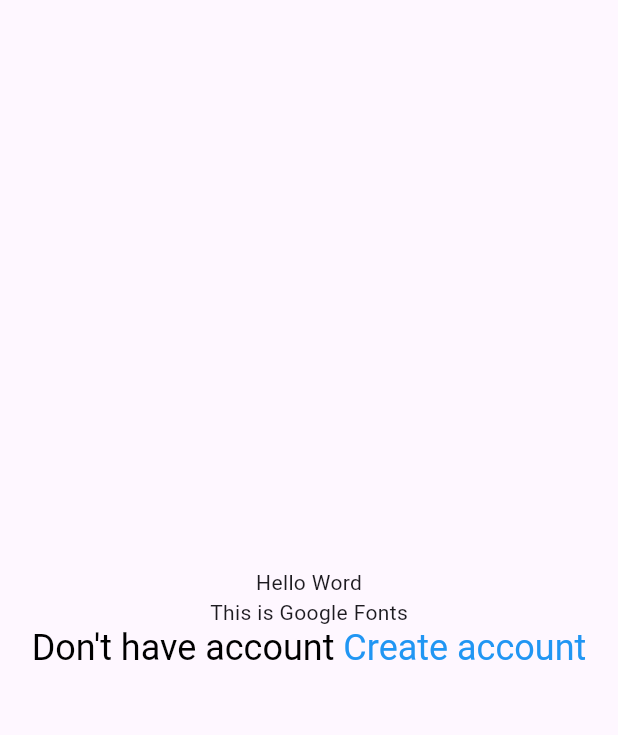
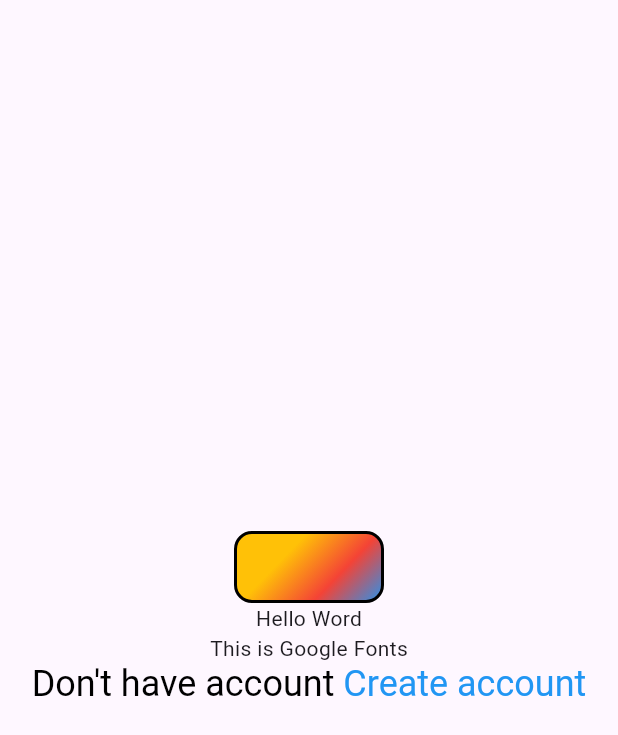
Before and after one commit to PhamSonUIT/Flutter, a Flutter app: the screen it shows after launch, on a phone screen of 412 x 824 dp. Shown: the top 735 px of the screen. Run offline on Flutter 3.47's test engine with Material 3 defaults, Android fonts, the phone set to English and light mode, and no system bars; our stand-ins replace google_fonts.

Commit message:
container, open link

```diff
--- a/flutter_widget/lib/main.dart
+++ b/flutter_widget/lib/main.dart
@@ -30,9 +30,26 @@ class MyApp extends StatelessWidget {
     return MaterialApp(
       home: Scaffold(
         body: Center(
+
           child: Column(
             mainAxisAlignment: MainAxisAlignment.center,
             children: [
+              DecoratedBox(
+                decoration: BoxDecoration(
+                  gradient: LinearGradient(
+                    colors: [Colors.amber, Colors.red, Colors.blue],
+                    begin: Alignment.topCenter,
+                    end: Alignment.bottomRight,
+                  ),
+                  border: Border.all(width: 2, color: Colors.black),
+                  borderRadius: BorderRadius.circular(12),
+                ),
+                child: Container(
+                  height: 48,
+                  width: 100,
+                  // color: Colors.amber,
+                ),
+              ),
               Text("Hello Word"),
               // Text(
               //   "Helllo word",
```
